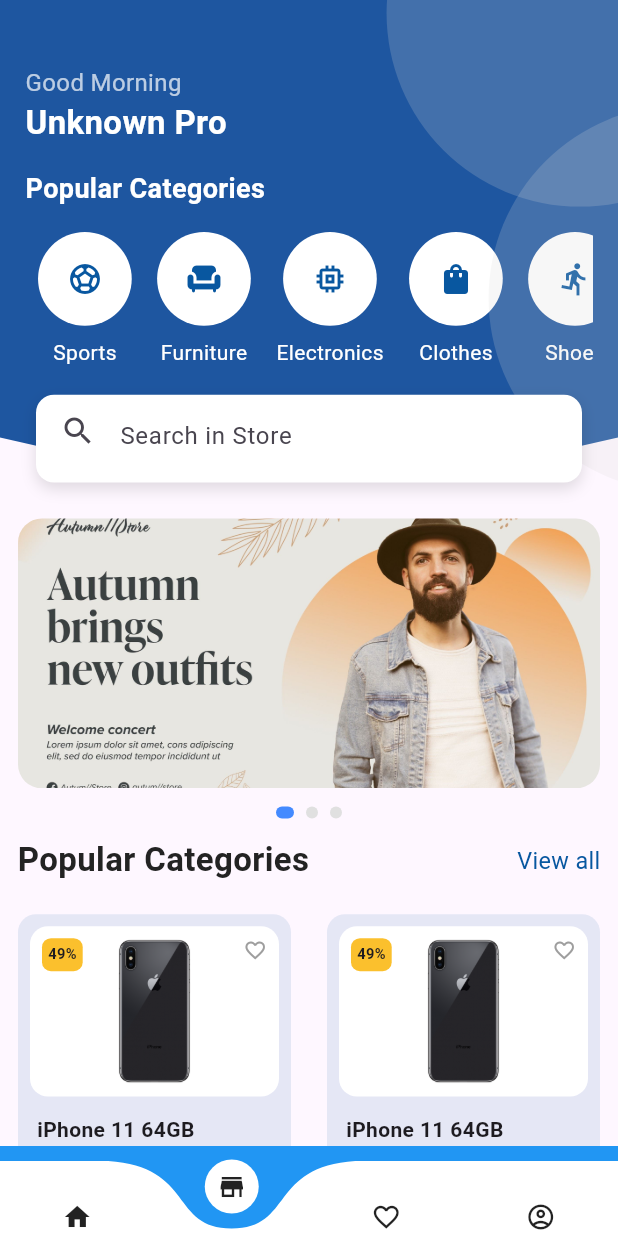
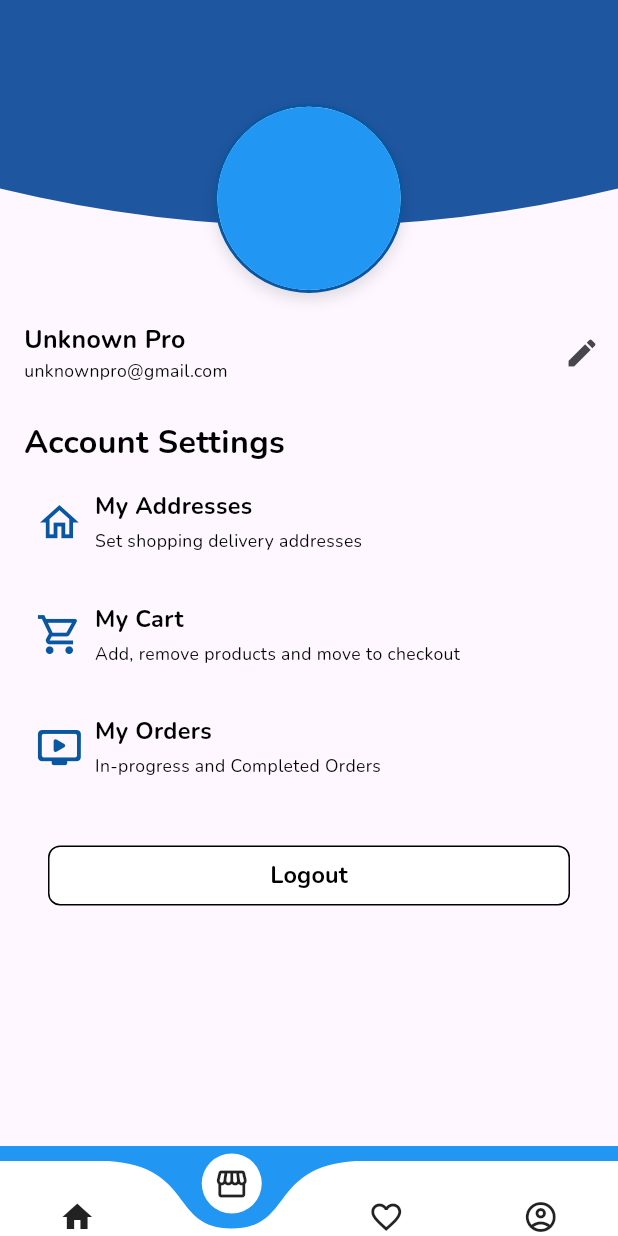
Before and after one commit to Amory826/E_commerce, a Flutter app: the screen it shows after launch, item 2 of the bottom bar chosen, on a phone screen of 412 x 824 dp. Run offline on Flutter 3.47's test engine with Material 3 defaults, Android fonts, the phone set to English and light mode, and no system bars; our stand-ins replace flutter_screenutil, get; project files that could hold a hidden picture were left out.

Commit message:
update ui profile

```diff
--- a/lib/app/base_controller/views/base_controller_view.dart
+++ b/lib/app/base_controller/views/base_controller_view.dart
@@ -1,3 +1,4 @@
+import 'package:e_commerce/app/profile/views/profile_view.dart';
 import 'package:flutter/material.dart';
 import 'package:flutter_screenutil/flutter_screenutil.dart';
 import 'package:get/get.dart';
@@ -33,6 +34,7 @@ class BaseControllerView extends GetView<BaseControllerController> {
                               physics: const NeverScrollableScrollPhysics(),
                               children: [
                                 HomeView(),
+                                ProfileView(),
                                 // RoomsView(),
                                 // AddroomView(),
                                 // ScheduleView(),
--- a/lib/app/extension/appbar/bottom_bar.dart
+++ b/lib/app/extension/appbar/bottom_bar.dart
@@ -23,10 +23,10 @@ class CustomeBottomBar extends StatelessWidget {
           animationDuration: const Duration(milliseconds: 0),
           backgroundColor: Colors.blue,
           items: const <Widget>[
-            Icon(Icons.home, size: 20),
-            Icon(Icons.store, size: 20),
-            Icon(Icons.favorite_border, size: 20),
-            Icon(Icons.account_circle_outlined, size: 20),
+            Icon(Icons.home, size: 24),
+            Icon(Icons.storefront_outlined, size: 24),
+            Icon(Icons.favorite_border, size: 24),
+            Icon(Icons.account_circle_outlined, size: 24),
           ],
           onTap: (index) {
             controller.navigateToPage(index);
--- a/lib/app/extension/constant.dart
+++ b/lib/app/extension/constant.dart
@@ -1,3 +1,3 @@
 import 'package:flutter/material.dart';
 
-var pages = <String>['/home', '/rooms', '/addroom', '/schedule', '/menu'];
+var pages = <String>['/home', '/rooms', '/schedule', '/profile'];
--- /dev/null
+++ b/lib/app/profile/bindings/profile_binding.dart
@@ -0,0 +1,11 @@
+import 'package:e_commerce/app/profile/controllers/profile_controller.dart';
+import 'package:get/get.dart';
+
+import '../../home/bindings/home_binding.dart';
+
+class ProfileBinding extends Bindings {
+  @override
+  void dependencies() {
+    Get.lazyPut<ProfileController>(() => ProfileController());
+  }
+}
--- /dev/null
+++ b/lib/app/profile/controllers/profile_controller.dart
@@ -0,0 +1,3 @@
+import 'package:get/get.dart';
+
+class ProfileController extends GetxController {}
--- /dev/null
+++ b/lib/app/profile/views/profile_view.dart
@@ -0,0 +1,154 @@
+import 'package:e_commerce/app/profile/controllers/profile_controller.dart';
+import 'package:e_commerce/utils/UColors.dart';
+import 'package:flutter/cupertino.dart';
+import 'package:flutter/material.dart';
+import 'package:flutter/src/widgets/framework.dart';
+import 'package:flutter_screenutil/flutter_screenutil.dart';
+import 'package:get/get.dart';
+
+import '../../../utils/widgets/Circle.dart';
+import '../../../utils/widgets/CustomClipper.dart';
+import '../../../utils/widgets/infor_profile.dart';
+
+class ProfileView extends GetView<ProfileController> {
+  @override
+  Widget build(BuildContext context) {
+    return Scaffold(
+      body: SingleChildScrollView(
+        child: Column(
+          children: [
+            Stack(
+              clipBehavior: Clip.none,
+              children: [
+                ClipPath(
+                  clipper: BottomWaveClipper(),
+                  child: Container(
+                    height: 180.h,
+                    width: double.infinity,
+                    padding: EdgeInsets.symmetric(
+                      horizontal: 16.w,
+                      vertical: 24.h,
+                    ),
+                    color: const Color(0xFF1E56A0),
+                    child: Padding(padding: const EdgeInsets.only(top: 20)),
+                  ),
+                ),
+                Positioned(
+                  bottom: -20.h,
+                  left: 24.w,
+                  right: 24.w,
+                  child: Container(
+                    decoration: BoxDecoration(
+                      shape: BoxShape.circle,
+                      color: Colors.white,
+                      border: Border.all(color: UColors.primary, width: 2),
+                      boxShadow: [
+                        BoxShadow(
+                          color: Colors.black12,
+                          blurRadius: 8,
+                          offset: Offset(0, 4),
+                        ),
+                      ],
+                    ),
+                    child: Circle(width: 125.w, height: 125.h),
+                  ),
+                ),
+              ],
+            ),
+            SizedBox(height: 24.h),
+            Row(
+              mainAxisAlignment: MainAxisAlignment.spaceBetween,
+              children: [
+                Padding(
+                  padding: const EdgeInsets.symmetric(
+                    horizontal: 16.0,
+                    vertical: 16,
+                  ),
+                  child: Column(
+                    crossAxisAlignment: CrossAxisAlignment.start,
+                    children: [
+                      Text(
+                        "Unknown Pro",
+                        style: TextStyle(
+                          color: Colors.black,
+                          fontSize: 17.sp,
+                          fontFamily: "Nunito",
+                          fontWeight: FontWeight.w700,
+                        ),
+                      ),
+                      Text(
+                        "unknownpro@gmail.com",
+                        style: TextStyle(
+                          color: Colors.black,
+                          fontFamily: "Nunito",
+                          fontSize: 12.sp,
+                          fontWeight: FontWeight.w400,
+                        ),
+                      ),
+                    ],
+                  ),
+                ),
+                IconButton(onPressed: () {}, icon: Icon(Icons.edit)),
+              ],
+            ),
+            SizedBox(height: 8.h),
+            Container(
+              padding: EdgeInsets.only(left: 16),
+              alignment: AlignmentDirectional.topStart,
+              child: Text(
+                "Account Settings",
+                style: TextStyle(
+                  fontFamily: "Nunito",
+                  color: Colors.black,
+                  fontSize: 22.sp,
+                  fontWeight: FontWeight.w700,
+                ),
+              ),
+            ),
+            InfoProfileItem(
+              Icons.home_outlined,
+              "My Addresses",
+              "Set shopping delivery addresses",
+            ),
+            InfoProfileItem(
+              Icons.shopping_cart_outlined,
+              "My Cart",
+              "Add, remove products and move to checkout",
+            ),
+            InfoProfileItem(
+              Icons.ondemand_video_rounded,
+              "My Orders",
+              "In-progress and Completed Orders",
+            ),
+            SizedBox(height: 16.h),
+            Container(
+              width: double.infinity,
+              padding: EdgeInsets.symmetric(horizontal: 32, vertical: 8),
+              child: ElevatedButton(
+                onPressed: () {},
+                style: ElevatedButton.styleFrom(
+                  padding: EdgeInsets.all(8),
+                  backgroundColor: Colors.white,
+                  elevation: 0,
+                  shape: RoundedRectangleBorder(
+                    side: const BorderSide(color: Colors.black, width: 1),
+                    borderRadius: BorderRadius.circular(8),
+                  ),
+                ),
+                child: Text(
+                  "Logout",
+                  style: TextStyle(
+                    fontFamily: "Nunito",
+                    color: Colors.black,
+                    fontSize: 16.sp,
+                    fontWeight: FontWeight.w700,
+                  ),
+                ),
+              ),
+            ),
+          ],
+        ),
+      ),
+    );
+  }
+}
--- a/lib/app/routes/app_pages.dart
+++ b/lib/app/routes/app_pages.dart
@@ -1,3 +1,5 @@
+import 'package:e_commerce/app/profile/bindings/profile_binding.dart';
+import 'package:e_commerce/app/profile/views/profile_view.dart';
 import 'package:get/get.dart';
 
 import '../base_controller/bindings/base_controller_bindings.dart';
@@ -15,9 +17,14 @@ class AppPages {
   static final routes = [
     GetPage(
       name: _Paths.BASE,
-      page: () => const BaseControllerView(),
+      page: () => BaseControllerView(),
       binding: BaseControllerBinding(),
     ),
     GetPage(name: _Paths.HOME, page: () => HomeView(), binding: HomeBinding()),
+    GetPage(
+      name: _Paths.PROFILE,
+      page: () => ProfileView(),
+      binding: ProfileBinding(),
+    ),
   ];
 }
--- a/lib/app/routes/app_routes.dart
+++ b/lib/app/routes/app_routes.dart
@@ -6,6 +6,7 @@ abstract class Routes {
 
   static const BASE = _Paths.BASE;
   static const HOME = _Paths.HOME;
+  static const PROFILE = _Paths.PROFILE;
 }
 
 abstract class _Paths {
@@ -13,4 +14,5 @@ abstract class _Paths {
 
   static const BASE = '/base';
   static const HOME = '/home';
+  static const PROFILE = '/profile';
 }
--- /dev/null
+++ b/lib/utils/widgets/infor_profile.dart
@@ -0,0 +1,43 @@
+import 'package:e_commerce/utils/UColors.dart';
+import 'package:flutter/material.dart';
+import 'package:flutter_screenutil/flutter_screenutil.dart';
+
+Widget InfoProfileItem(IconData icon, String title, String description) {
+  return InkWell(
+    onTap: () {},
+    child: Container(
+      padding: EdgeInsets.symmetric(horizontal: 24, vertical: 16),
+      child: Row(
+        children: [
+          Icon(icon, size: 32.sp, color: UColors.primary),
+          SizedBox(width: 8),
+          Column(
+            mainAxisAlignment: MainAxisAlignment.spaceBetween,
+            crossAxisAlignment: CrossAxisAlignment.start,
+            children: [
+              Text(
+                title,
+                style: TextStyle(
+                  fontFamily: "Nunito",
+                  color: Colors.black,
+                  fontSize: 16.sp,
+                  fontWeight: FontWeight.w700,
+                ),
+              ),
+              SizedBox(height: 4),
+              Text(
+                description,
+                style: TextStyle(
+                  fontFamily: "Nunito",
+                  color: Colors.black,
+                  fontSize: 12.sp,
+                  fontWeight: FontWeight.w400,
+                ),
+              ),
+            ],
+          ),
+        ],
+      ),
+    ),
+  );
+}
```
